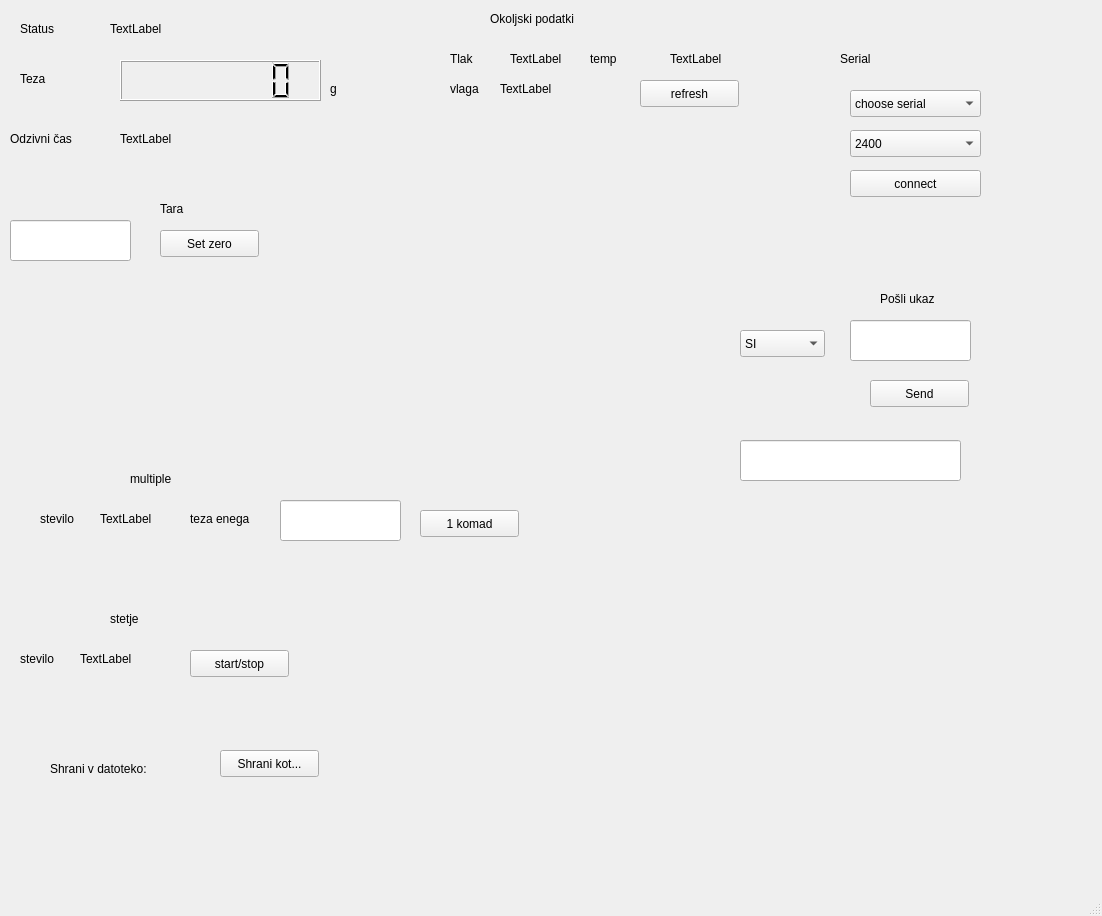
The window that scale.ui (campovski/libra) describes before a commit, drawn with Qt 5.
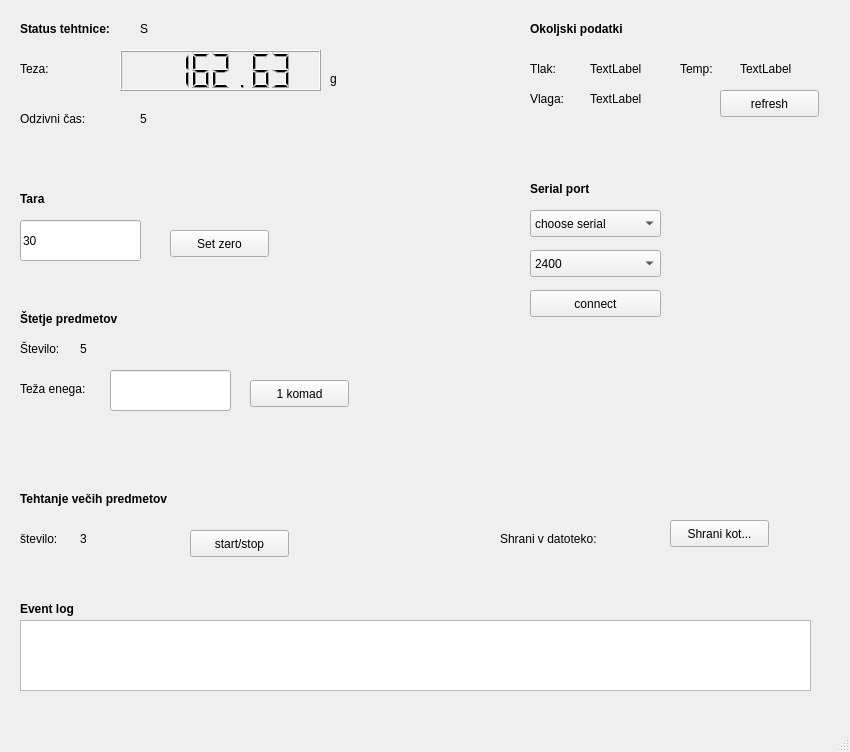
The same window after the commit.

What changed in the file:
```diff
--- a/scale.ui
+++ b/scale.ui
@@ -6,8 +6,8 @@
    <rect>
     <x>0</x>
     <y>0</y>
-    <width>1102</width>
-    <height>916</height>
+    <width>850</width>
+    <height>752</height>
    </rect>
   </property>
   <property name="windowTitle">
@@ -18,7 +18,7 @@
     <property name="geometry">
      <rect>
       <x>120</x>
-      <y>60</y>
+      <y>50</y>
       <width>201</width>
       <height>41</height>
      </rect>
@@ -29,25 +29,28 @@
     <property name="digitCount">
      <number>7</number>
     </property>
+    <property name="value" stdset="0">
+     <double>162.629999999999995</double>
+    </property>
    </widget>
    <widget class="QLabel" name="static_teza">
     <property name="geometry">
      <rect>
       <x>20</x>
-      <y>70</y>
+      <y>60</y>
       <width>68</width>
       <height>17</height>
      </rect>
     </property>
     <property name="text">
-     <string>Teza</string>
+     <string>Teza:</string>
     </property>
    </widget>
    <widget class="QLabel" name="unit">
     <property name="geometry">
      <rect>
       <x>330</x>
-      <y>80</y>
+      <y>70</y>
       <width>68</width>
       <height>17</height>
      </rect>
@@ -59,8 +62,8 @@
    <widget class="QPushButton" name="save">
     <property name="geometry">
      <rect>
-      <x>220</x>
-      <y>750</y>
+      <x>670</x>
+      <y>520</y>
       <width>99</width>
       <height>27</height>
      </rect>
@@ -72,8 +75,8 @@
    <widget class="QComboBox" name="serial_port">
     <property name="geometry">
      <rect>
-      <x>850</x>
-      <y>90</y>
+      <x>530</x>
+      <y>210</y>
       <width>131</width>
       <height>27</height>
      </rect>
@@ -87,8 +90,8 @@
    <widget class="QComboBox" name="serial_boud">
     <property name="geometry">
      <rect>
-      <x>850</x>
-      <y>130</y>
+      <x>530</x>
+      <y>250</y>
       <width>131</width>
       <height>27</height>
      </rect>
@@ -132,8 +135,8 @@
    <widget class="QPushButton" name="serial_connect">
     <property name="geometry">
      <rect>
-      <x>850</x>
-      <y>170</y>
+      <x>530</x>
+      <y>290</y>
       <width>131</width>
       <height>27</height>
      </rect>
@@ -145,17 +148,23 @@
    <widget class="QLineEdit" name="tara">
     <property name="geometry">
      <rect>
-      <x>10</x>
+      <x>20</x>
       <y>220</y>
       <width>121</width>
       <height>41</height>
      </rect>
     </property>
+    <property name="toolTip">
+     <string>&lt;html&gt;&lt;head/&gt;&lt;body&gt;&lt;p&gt;trenutna tara&lt;/p&gt;&lt;/body&gt;&lt;/html&gt;</string>
+    </property>
+    <property name="text">
+     <string>30</string>
+    </property>
    </widget>
    <widget class="QPushButton" name="set_to_zero">
     <property name="geometry">
      <rect>
-      <x>160</x>
+      <x>170</x>
       <y>230</y>
       <width>99</width>
       <height>27</height>
@@ -170,36 +179,48 @@
      <rect>
       <x>20</x>
       <y>20</y>
-      <width>68</width>
+      <width>121</width>
       <height>17</height>
      </rect>
     </property>
+    <property name="font">
+     <font>
+      <weight>75</weight>
+      <bold>true</bold>
+     </font>
+    </property>
     <property name="text">
-     <string>Status</string>
+     <string>Status tehtnice:</string>
     </property>
    </widget>
    <widget class="QLabel" name="status">
     <property name="geometry">
      <rect>
-      <x>110</x>
+      <x>140</x>
       <y>20</y>
-      <width>68</width>
+      <width>31</width>
       <height>17</height>
      </rect>
     </property>
     <property name="text">
-     <string>TextLabel</string>
+     <string>S</string>
     </property>
    </widget>
    <widget class="QLabel" name="static_tara">
     <property name="geometry">
      <rect>
-      <x>160</x>
-      <y>200</y>
+      <x>20</x>
+      <y>190</y>
       <width>68</width>
       <height>17</height>
      </rect>
     </property>
+    <property name="font">
+     <font>
+      <weight>75</weight>
+      <bold>true</bold>
+     </font>
+    </property>
     <property name="text">
      <string>Tara</string>
     </property>
@@ -207,21 +228,27 @@
    <widget class="QLabel" name="static_serial">
     <property name="geometry">
      <rect>
-      <x>840</x>
-      <y>50</y>
-      <width>68</width>
+      <x>530</x>
+      <y>180</y>
+      <width>101</width>
       <height>17</height>
      </rect>
     </property>
+    <property name="font">
+     <font>
+      <weight>75</weight>
+      <bold>true</bold>
+     </font>
+    </property>
     <property name="text">
-     <string>Serial</string>
+     <string>Serial port</string>
     </property>
    </widget>
    <widget class="QLabel" name="static_save">
     <property name="geometry">
      <rect>
-      <x>50</x>
-      <y>760</y>
+      <x>500</x>
+      <y>530</y>
       <width>131</width>
       <height>17</height>
      </rect>
@@ -230,51 +257,21 @@
      <string>Shrani v datoteko:</string>
     </property>
    </widget>
-   <widget class="QLineEdit" name="command">
-    <property name="geometry">
-     <rect>
-      <x>850</x>
-      <y>320</y>
-      <width>121</width>
-      <height>41</height>
-     </rect>
-    </property>
-   </widget>
-   <widget class="QPushButton" name="send_command">
-    <property name="geometry">
-     <rect>
-      <x>870</x>
-      <y>380</y>
-      <width>99</width>
-      <height>27</height>
-     </rect>
-    </property>
-    <property name="text">
-     <string>Send</string>
-    </property>
-   </widget>
-   <widget class="QLabel" name="static_ukaz">
-    <property name="geometry">
-     <rect>
-      <x>880</x>
-      <y>290</y>
-      <width>68</width>
-      <height>17</height>
-     </rect>
-    </property>
-    <property name="text">
-     <string>Pošli ukaz</string>
-    </property>
-   </widget>
    <widget class="QLabel" name="static_env">
     <property name="geometry">
      <rect>
-      <x>490</x>
-      <y>10</y>
+      <x>530</x>
+      <y>20</y>
       <width>201</width>
       <height>17</height>
      </rect>
     </property>
+    <property name="font">
+     <font>
+      <weight>75</weight>
+      <bold>true</bold>
+     </font>
+    </property>
     <property name="text">
      <string>Okoljski podatki</string>
     </property>
@@ -282,21 +279,21 @@
    <widget class="QLabel" name="static_tlak">
     <property name="geometry">
      <rect>
-      <x>450</x>
-      <y>50</y>
+      <x>530</x>
+      <y>60</y>
       <width>68</width>
       <height>17</height>
      </rect>
     </property>
     <property name="text">
-     <string>Tlak</string>
+     <string>Tlak:</string>
     </property>
    </widget>
    <widget class="QLabel" name="tlak">
     <property name="geometry">
      <rect>
-      <x>510</x>
-      <y>50</y>
+      <x>590</x>
+      <y>60</y>
       <width>68</width>
       <height>17</height>
      </rect>
@@ -308,21 +305,21 @@
    <widget class="QLabel" name="static_temp">
     <property name="geometry">
      <rect>
-      <x>590</x>
-      <y>50</y>
+      <x>680</x>
+      <y>60</y>
       <width>68</width>
       <height>17</height>
      </rect>
     </property>
     <property name="text">
-     <string>temp</string>
+     <string>Temp:</string>
     </property>
    </widget>
    <widget class="QLabel" name="temp">
     <property name="geometry">
      <rect>
-      <x>670</x>
-      <y>50</y>
+      <x>740</x>
+      <y>60</y>
       <width>68</width>
       <height>17</height>
      </rect>
@@ -334,21 +331,21 @@
    <widget class="QLabel" name="static_humidity">
     <property name="geometry">
      <rect>
-      <x>450</x>
-      <y>80</y>
+      <x>530</x>
+      <y>90</y>
       <width>68</width>
       <height>17</height>
      </rect>
     </property>
     <property name="text">
-     <string>vlaga</string>
+     <string>Vlaga:</string>
     </property>
    </widget>
    <widget class="QLabel" name="humidity">
     <property name="geometry">
      <rect>
-      <x>500</x>
-      <y>80</y>
+      <x>590</x>
+      <y>90</y>
       <width>68</width>
       <height>17</height>
      </rect>
@@ -360,47 +357,53 @@
    <widget class="QLabel" name="static_multiple">
     <property name="geometry">
      <rect>
-      <x>130</x>
-      <y>470</y>
-      <width>68</width>
+      <x>20</x>
+      <y>310</y>
+      <width>171</width>
       <height>17</height>
      </rect>
     </property>
+    <property name="font">
+     <font>
+      <weight>75</weight>
+      <bold>true</bold>
+     </font>
+    </property>
     <property name="text">
-     <string>multiple</string>
+     <string>Štetje predmetov</string>
     </property>
    </widget>
    <widget class="QLabel" name="static_stevilo">
     <property name="geometry">
      <rect>
-      <x>40</x>
-      <y>510</y>
+      <x>20</x>
+      <y>340</y>
       <width>68</width>
       <height>17</height>
      </rect>
     </property>
     <property name="text">
-     <string>stevilo</string>
+     <string>Število:</string>
     </property>
    </widget>
    <widget class="QLabel" name="count">
     <property name="geometry">
      <rect>
-      <x>100</x>
-      <y>510</y>
+      <x>80</x>
+      <y>340</y>
       <width>68</width>
       <height>17</height>
      </rect>
     </property>
     <property name="text">
-     <string>TextLabel</string>
+     <string>5</string>
     </property>
    </widget>
    <widget class="QLineEdit" name="weight">
     <property name="geometry">
      <rect>
-      <x>280</x>
-      <y>500</y>
+      <x>110</x>
+      <y>370</y>
       <width>121</width>
       <height>41</height>
      </rect>
@@ -409,21 +412,21 @@
    <widget class="QLabel" name="static_teza_enega">
     <property name="geometry">
      <rect>
-      <x>190</x>
-      <y>510</y>
+      <x>20</x>
+      <y>380</y>
       <width>81</width>
       <height>17</height>
      </rect>
     </property>
     <property name="text">
-     <string>teza enega</string>
+     <string>Teža enega:</string>
     </property>
    </widget>
    <widget class="QPushButton" name="pushButton_6">
     <property name="geometry">
      <rect>
-      <x>420</x>
-      <y>510</y>
+      <x>250</x>
+      <y>380</y>
       <width>99</width>
       <height>27</height>
      </rect>
@@ -435,8 +438,8 @@
    <widget class="QPushButton" name="refresh_env_data">
     <property name="geometry">
      <rect>
-      <x>640</x>
-      <y>80</y>
+      <x>720</x>
+      <y>90</y>
       <width>99</width>
       <height>27</height>
      </rect>
@@ -445,47 +448,37 @@
      <string>refresh</string>
     </property>
    </widget>
-   <widget class="QLineEdit" name="return_data">
-    <property name="geometry">
-     <rect>
-      <x>740</x>
-      <y>440</y>
-      <width>221</width>
-      <height>41</height>
-     </rect>
-    </property>
-   </widget>
    <widget class="QLabel" name="static_teza_2">
     <property name="geometry">
      <rect>
-      <x>10</x>
-      <y>130</y>
+      <x>20</x>
+      <y>110</y>
       <width>91</width>
       <height>17</height>
      </rect>
     </property>
     <property name="text">
-     <string>Odzivni čas</string>
+     <string>Odzivni čas:</string>
     </property>
    </widget>
    <widget class="QLabel" name="status_2">
     <property name="geometry">
      <rect>
-      <x>120</x>
-      <y>130</y>
+      <x>140</x>
+      <y>110</y>
       <width>68</width>
       <height>17</height>
      </rect>
     </property>
     <property name="text">
-     <string>TextLabel</string>
+     <string>5</string>
     </property>
    </widget>
    <widget class="QPushButton" name="pushButton_7">
     <property name="geometry">
      <rect>
       <x>190</x>
-      <y>650</y>
+      <y>530</y>
       <width>99</width>
       <height>27</height>
      </rect>
@@ -500,61 +493,83 @@
    <widget class="QLabel" name="static_multiple_2">
     <property name="geometry">
      <rect>
-      <x>110</x>
-      <y>610</y>
-      <width>68</width>
+      <x>20</x>
+      <y>490</y>
+      <width>231</width>
       <height>17</height>
      </rect>
     </property>
+    <property name="font">
+     <font>
+      <weight>75</weight>
+      <bold>true</bold>
+     </font>
+    </property>
     <property name="text">
-     <string>stetje</string>
+     <string>Tehtanje večih predmetov</string>
     </property>
    </widget>
    <widget class="QLabel" name="static_stevilo_2">
     <property name="geometry">
      <rect>
       <x>20</x>
-      <y>650</y>
+      <y>530</y>
       <width>68</width>
       <height>17</height>
      </rect>
     </property>
     <property name="text">
-     <string>stevilo</string>
+     <string>število:</string>
     </property>
    </widget>
    <widget class="QLabel" name="count_2">
     <property name="geometry">
      <rect>
       <x>80</x>
-      <y>650</y>
+      <y>530</y>
       <width>68</width>
       <height>17</height>
      </rect>
     </property>
     <property name="text">
-     <string>TextLabel</string>
+     <string>3</string>
     </property>
    </widget>
-   <widget class="QComboBox" name="serial_port_2">
+   <widget class="QTextBrowser" name="textBrowser">
     <property name="geometry">
      <rect>
-      <x>740</x>
-      <y>330</y>
-      <width>85</width>
-      <height>27</height>
+      <x>20</x>
+      <y>620</y>
+      <width>791</width>
+      <height>71</height>
      </rect>
     </property>
-    <item>
-     <property name="text">
-      <string>SI</string>
-     </property>
-    </item>
-    <item>
-     <property name="text">
-      <string>SIR</string>
-     </property>
-    </item>
+    <property name="html">
+     <string>&lt;!DOCTYPE HTML PUBLIC &quot;-//W3C//DTD HTML 4.0//EN&quot; &quot;http://www.w3.org/TR/REC-html40/strict.dtd&quot;&gt;
+&lt;html&gt;&lt;head&gt;&lt;meta name=&quot;qrichtext&quot; content=&quot;1&quot; /&gt;&lt;style type=&quot;text/css&quot;&gt;
+p, li { white-space: pre-wrap; }
+&lt;/style&gt;&lt;/head&gt;&lt;body style=&quot; font-family:'Ubuntu'; font-size:11pt; font-weight:400; font-style:normal;&quot;&gt;
+&lt;p style=&quot;-qt-paragraph-type:empty; margin-top:0px; margin-bottom:0px; margin-left:0px; margin-right:0px; -qt-block-indent:0; text-indent:0px;&quot;&gt;&lt;br /&gt;&lt;/p&gt;&lt;/body&gt;&lt;/html&gt;</string>
+    </property>
+   </widget>
+   <widget class="QLabel" name="static_multiple_3">
+    <property name="geometry">
+     <rect>
+      <x>20</x>
+      <y>600</y>
+      <width>231</width>
+      <height>17</height>
+     </rect>
+    </property>
+    <property name="font">
+     <font>
+      <weight>75</weight>
+      <bold>true</bold>
+     </font>
+    </property>
+    <property name="text">
+     <string>Event log</string>
+    </property>
    </widget>
   </widget>
   <widget class="QMenuBar" name="menubar">
```
Left out of the diff: 48 changed lines with no effect on the pictures.
